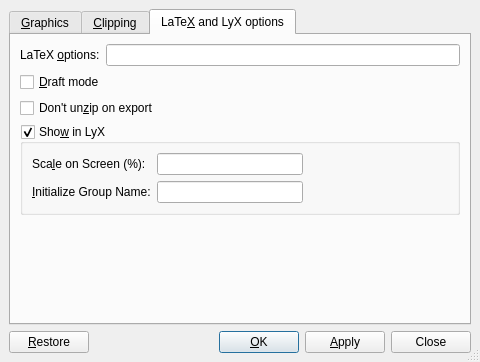
Before: the Qt Designer form src/frontends/qt4/ui/GraphicsUi.ui in cburschka/lyx, drawn with Qt 5.
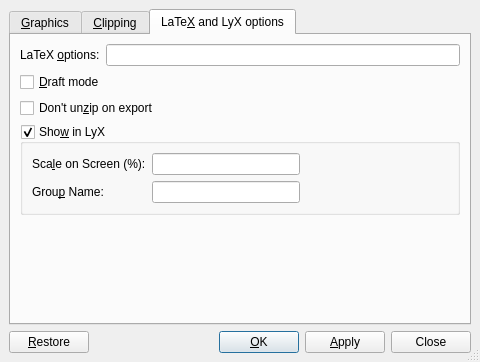
After: the same form once the commit is applied. The open tabs and pages were chosen to show the change. Custom widgets are drawn as their Qt base class.

Commit message: Another round.

The edit to the form file:
```diff
--- a/src/frontends/qt4/ui/GraphicsUi.ui
+++ b/src/frontends/qt4/ui/GraphicsUi.ui
@@ -644,7 +644,7 @@
              <string>Group Name to be set up from the current parameters. Use context menu to assign the existing one.</string>
             </property>
             <property name="text" >
-             <string>&amp;Initialize Group Name:</string>
+             <string>Grou&amp;p Name:</string>
             </property>
             <property name="buddy" >
              <cstring>groupId</cstring>
```
Left out of the diff: 2 changed lines with no effect on the pictures.
